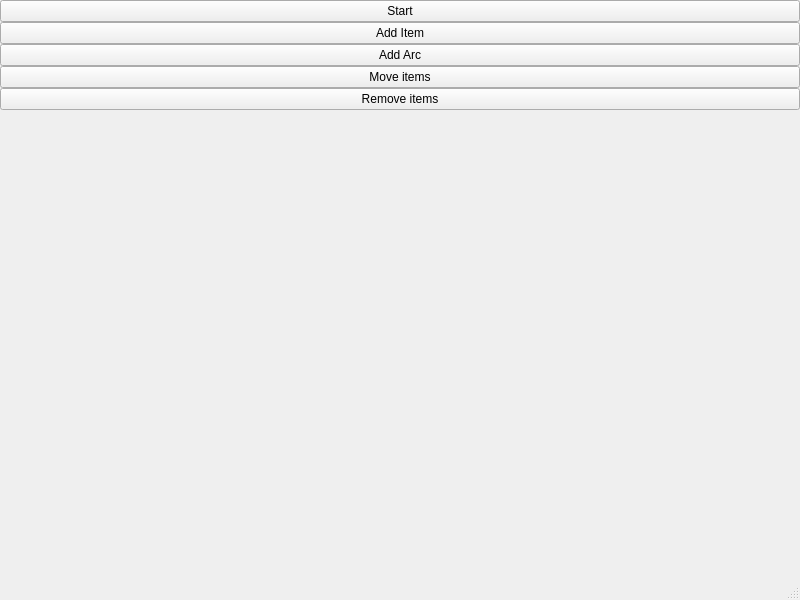
Old version of the form mainwindow.ui in the repository Qasming/PrimsVisualisation.
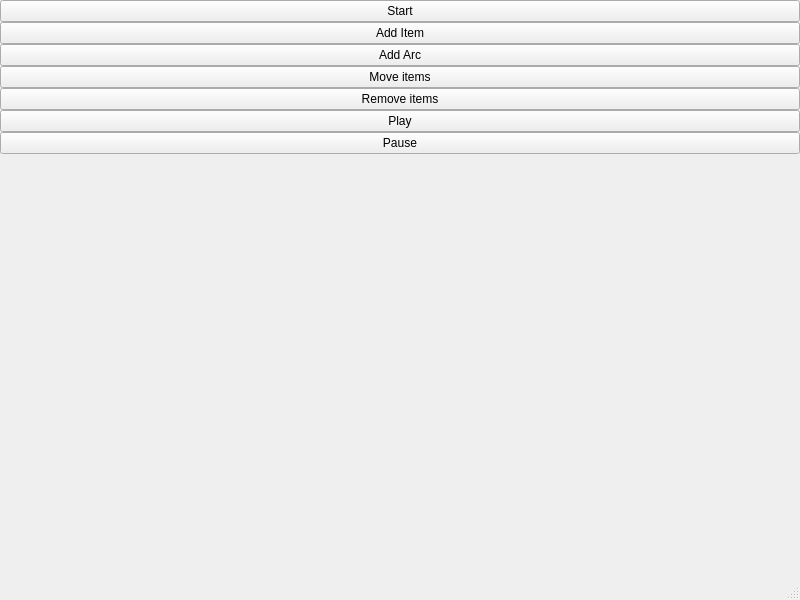
New version of the form.

```diff
--- a/mainwindow.ui
+++ b/mainwindow.ui
@@ -65,6 +65,20 @@
       </property>
      </widget>
     </item>
+    <item>
+     <widget class="QPushButton" name="play">
+      <property name="text">
+       <string>Play</string>
+      </property>
+     </widget>
+    </item>
+    <item>
+     <widget class="QPushButton" name="pause">
+      <property name="text">
+       <string>Pause</string>
+      </property>
+     </widget>
+    </item>
     <item>
      <widget class="QWidget" name="w_widget" native="true">
       <layout class="QHBoxLayout" name="horizontalLayout">
```
